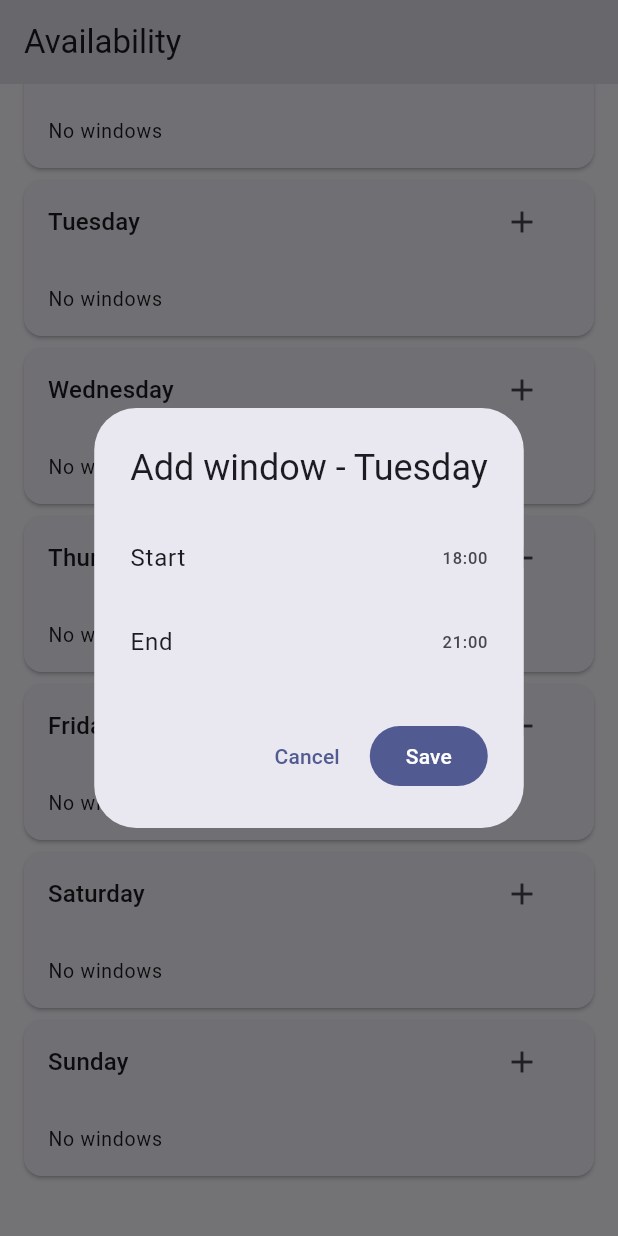
After one commit to ahmed-elmosalamy/StudyFlow, a Flutter app: the AvailabilityScreen screen opened by its route, scrolled down 116 dp, after a tap on the "add" icon, on a phone screen of 412 x 824 dp. The commit adds this screen. Run offline on Flutter 3.47's test engine with Material 3 defaults, Android fonts, the phone set to English and light mode, and no system bars; our stand-ins replace drift, drift_flutter, flutter_riverpod, go_router; accounts and stored records are empty; generated files the repository leaves out were written again.

Commit message:
M5a: Settings and Availability UI

```diff
--- a/lib/core/validation.dart
+++ b/lib/core/validation.dart
@@ -192,4 +192,28 @@ abstract final class ValidationRules {
       throw const ValidationException('Window end must be after its start.');
     }
   }
+
+  static void validateAvailabilityOverlap({
+    required int weekday,
+    required int startMinute,
+    required int endMinute,
+    required Iterable<AvailabilityWindowRange> existing,
+  }) {
+    for (final window in existing) {
+      if (window.weekday != weekday) {
+        continue;
+      }
+      if (startMinute < window.endMinute && window.startMinute < endMinute) {
+        throw const ValidationException(
+          'Availability windows cannot overlap on the same weekday.',
+        );
+      }
+    }
+  }
 }
+
+typedef AvailabilityWindowRange = ({
+  int weekday,
+  int startMinute,
+  int endMinute,
+});
--- a/lib/data/repositories/settings_repository.dart
+++ b/lib/data/repositories/settings_repository.dart
@@ -8,6 +8,12 @@ class SettingsRepository {
 
   Stream<List<AppSetting>> watchAll() {
     return _db.select(_db.appSettings).watch();
+  }
+
+  Stream<AppSetting?> watchSettings() {
+    return (_db.select(
+      _db.appSettings,
+    )..where((t) => t.id.equals(1))).watchSingleOrNull();
   }
 
   Future<AppSetting?> getById(int id) {
--- /dev/null
+++ b/lib/features/settings/presentation/availability_screen.dart
@@ -0,0 +1,273 @@
+import 'package:flutter/material.dart';
+import 'package:flutter_riverpod/flutter_riverpod.dart';
+
+import '../../../core/validation.dart';
+import '../../../data/database/app_database.dart';
+import '../providers/settings_providers.dart';
+
+const _dayNames = [
+  'Monday',
+  'Tuesday',
+  'Wednesday',
+  'Thursday',
+  'Friday',
+  'Saturday',
+  'Sunday',
+];
+
+class AvailabilityScreen extends ConsumerStatefulWidget {
+  const AvailabilityScreen({super.key});
+
+  @override
+  ConsumerState<AvailabilityScreen> createState() => _AvailabilityScreenState();
+}
+
+class _AvailabilityScreenState extends ConsumerState<AvailabilityScreen> {
+  Future<void> _addWindow(
+    BuildContext context,
+    int weekday,
+    List<AvailabilityWindow> existingWindows,
+  ) async {
+    var startMinute = 18 * 60;
+    var endMinute = 21 * 60;
+    String? error;
+
+    await showDialog<void>(
+      context: context,
+      builder: (dialogContext) {
+        return StatefulBuilder(
+          builder: (dialogContext, setDialogState) {
+            Future<void> pickStart() async {
+              final picked = await showTimePicker(
+                context: dialogContext,
+                initialTime: TimeOfDay(
+                  hour: startMinute ~/ 60,
+                  minute: startMinute % 60,
+                ),
+              );
+              if (picked != null && dialogContext.mounted) {
+                setDialogState(() {
+                  startMinute = picked.hour * 60 + picked.minute;
+                });
+              }
+            }
+
+            Future<void> pickEnd() async {
+              final picked = await showTimePicker(
+                context: dialogContext,
+                initialTime: TimeOfDay(
+                  hour: endMinute ~/ 60,
+                  minute: endMinute % 60,
+                ),
+              );
+              if (picked != null && dialogContext.mounted) {
+                setDialogState(() {
+                  endMinute = picked.hour * 60 + picked.minute;
+                });
+              }
+            }
+
+            Future<void> save() async {
+              try {
+                ValidationRules.validateAvailabilityWindow(
+                  weekday: weekday,
+                  startMinute: startMinute,
+                  endMinute: endMinute,
+                );
+                ValidationRules.validateAvailabilityOverlap(
+                  weekday: weekday,
+                  startMinute: startMinute,
+                  endMinute: endMinute,
+                  existing: [
+                    for (final window in existingWindows)
+                      (
+                        weekday: window.weekday,
+                        startMinute: window.startMinute,
+                        endMinute: window.endMinute,
+                      ),
+                  ],
+                );
+              } on ValidationException catch (validationError) {
+                setDialogState(() => error = validationError.message);
+                return;
+              }
+
+              try {
+                await ref
+                    .read(availabilityRepositoryProvider)
+                    .insert(
+                      weekday: weekday,
+                      startMinute: startMinute,
+                      endMinute: endMinute,
+                    );
+              } on ValidationException catch (validationError) {
+                if (dialogContext.mounted) {
+                  setDialogState(() => error = validationError.message);
+                }
+                return;
+              } on ConflictException catch (conflictError) {
+                if (dialogContext.mounted) {
+                  setDialogState(() => error = conflictError.message);
+                }
+                return;
+              }
+              if (dialogContext.mounted) {
+                Navigator.of(dialogContext).pop();
+              }
+            }
+
+            return AlertDialog(
+              title: Text('Add window - ${_dayName(weekday)}'),
+              content: Column(
+                mainAxisSize: MainAxisSize.min,
+                children: [
+                  ListTile(
+                    contentPadding: EdgeInsets.zero,
+                    title: const Text('Start'),
+                    trailing: Text(_formatMinute(startMinute)),
+                    onTap: pickStart,
+                  ),
+                  ListTile(
+                    contentPadding: EdgeInsets.zero,
+                    title: const Text('End'),
+                    trailing: Text(_formatMinute(endMinute)),
+                    onTap: pickEnd,
+                  ),
+                  if (error != null)
+                    Padding(
+                      padding: const EdgeInsets.only(top: 8),
+                      child: Text(
+                        error!,
+                        key: const ValueKey('window-error'),
+                        style: TextStyle(
+                          color: Theme.of(dialogContext).colorScheme.error,
+                        ),
+                      ),
+                    ),
+                ],
+              ),
+              actions: [
+                TextButton(
+                  onPressed: () => Navigator.of(dialogContext).pop(),
+                  child: const Text('Cancel'),
+                ),
+                FilledButton(
+                  key: const ValueKey('save-window-button'),
+                  onPressed: save,
+                  child: const Text('Save'),
+                ),
+              ],
+            );
+          },
+        );
+      },
+    );
+  }
+
+  Future<void> _deleteWindow(AvailabilityWindow window) async {
+    try {
+      await ref.read(availabilityRepositoryProvider).deleteOrArchive(window.id);
+    } on NotFoundException catch (error) {
+      if (!mounted) {
+        return;
+      }
+      ScaffoldMessenger.of(
+        context,
+      ).showSnackBar(SnackBar(content: Text(error.message)));
+    }
+  }
+
+  @override
+  Widget build(BuildContext context) {
+    final availabilityAsync = ref.watch(availabilityProvider);
+    return Scaffold(
+      appBar: AppBar(title: const Text('Availability')),
+      body: availabilityAsync.when(
+        loading: () => const Center(child: CircularProgressIndicator()),
+        error: (error, _) => Center(
+          child: Padding(
+            padding: const EdgeInsets.all(24),
+            child: Text(
+              'Could not load availability.\n$error',
+              textAlign: TextAlign.center,
+            ),
+          ),
+        ),
+        data: (windows) {
+          return ListView(
+            padding: const EdgeInsets.fromLTRB(16, 16, 16, 32),
+            children: [
+              Text(
+                'Add the weekly time ranges when StudyFlow may plan sessions.',
+                style: Theme.of(context).textTheme.bodyMedium,
+              ),
+              const SizedBox(height: 12),
+              for (var weekday = 1; weekday <= 7; weekday++)
+                _buildDayCard(
+                  context,
+                  weekday,
+                  windows
+                      .where((window) => window.weekday == weekday)
+                      .toList(growable: false),
+                  windows,
+                ),
+            ],
+          );
+        },
+      ),
+    );
+  }
+
+  Widget _buildDayCard(
+    BuildContext context,
+    int weekday,
+    List<AvailabilityWindow> dayWindows,
+    List<AvailabilityWindow> allWindows,
+  ) {
+    return Card(
+      margin: const EdgeInsets.only(bottom: 8),
+      child: Column(
+        children: [
+          ListTile(
+            title: Text(
+              _dayName(weekday),
+              style: Theme.of(context).textTheme.titleMedium,
+            ),
+            trailing: IconButton(
+              key: ValueKey('add-window-$weekday'),
+              tooltip: 'Add window',
+              icon: const Icon(Icons.add),
+              onPressed: () => _addWindow(context, weekday, allWindows),
+            ),
+          ),
+          if (dayWindows.isEmpty)
+            const ListTile(dense: true, title: Text('No windows'))
+          else
+            for (final window in dayWindows)
+              ListTile(
+                dense: true,
+                leading: const Icon(Icons.schedule),
+                title: Text(
+                  '${_formatMinute(window.startMinute)} - '
+                  '${_formatMinute(window.endMinute)}',
+                ),
+                trailing: IconButton(
+                  key: ValueKey('delete-window-${window.id}'),
+                  tooltip: 'Delete window',
+                  icon: const Icon(Icons.delete_outline),
+                  onPressed: () => _deleteWindow(window),
+                ),
+              ),
+        ],
+      ),
+    );
+  }
+}
+
+String _dayName(int weekday) => _dayNames[weekday - 1];
+
+String _formatMinute(int minute) {
+  final hours = (minute ~/ 60).toString().padLeft(2, '0');
+  final minutes = (minute % 60).toString().padLeft(2, '0');
+  return '$hours:$minutes';
+}
--- /dev/null
+++ b/lib/features/settings/providers/settings_providers.dart
@@ -0,0 +1,28 @@
+import 'package:flutter_riverpod/flutter_riverpod.dart';
+
+import '../../../app/providers.dart';
+import '../../../data/database/app_database.dart';
+import '../../../data/repositories/availability_repository.dart';
+import '../../../data/repositories/settings_repository.dart';
+
+final settingsRepositoryProvider = Provider<SettingsRepository>((ref) {
+  return SettingsRepository(ref.watch(databaseProvider));
+});
+
+final settingsProvider = StreamProvider.autoDispose<AppSetting>((ref) async* {
+  final repository = ref.watch(settingsRepositoryProvider);
+  await repository.getSettings();
+  yield* repository
+      .watchSettings()
+      .where((settings) => settings != null)
+      .cast<AppSetting>();
+});
+
+final availabilityRepositoryProvider = Provider<AvailabilityRepository>((ref) {
+  return AvailabilityRepository(ref.watch(databaseProvider));
+});
+
+final availabilityProvider =
+    StreamProvider.autoDispose<List<AvailabilityWindow>>((ref) {
+      return ref.watch(availabilityRepositoryProvider).watchAll();
+    });
```
Also changed, not shown: lib/app/router/app_router.dart (+10 -0 lines), lib/features/settings/presentation/planning_limits_screen.dart (added, +222 -0 lines), lib/presentation/settings/settings_screen.dart (+47 -7 lines), 2 other files.
